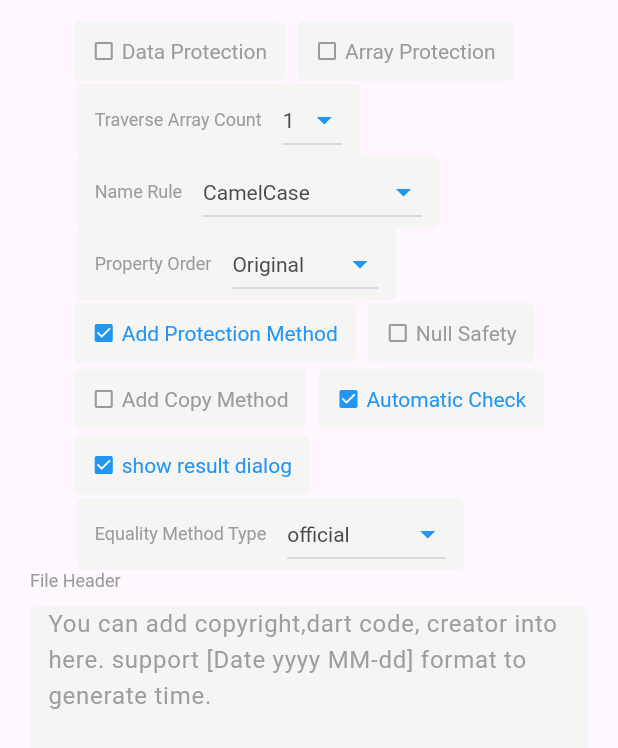
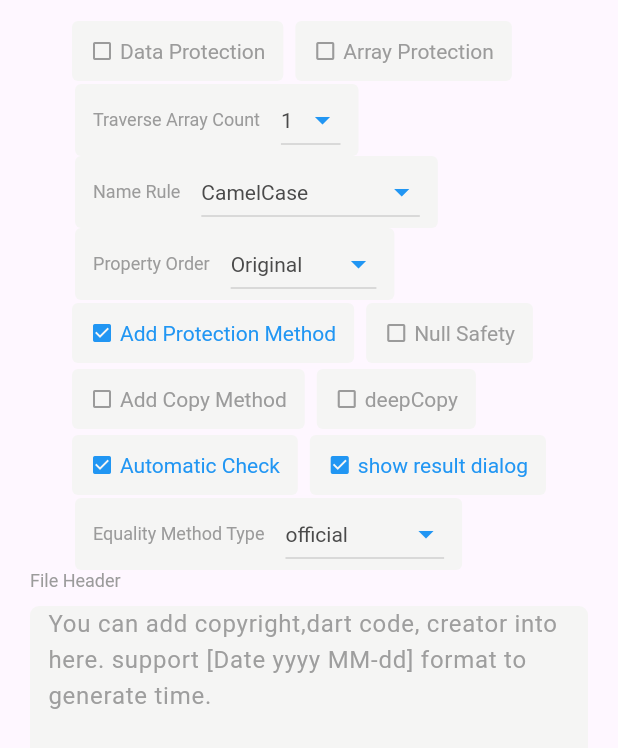
Before and after one commit to fluttercandies/JsonToDart, a Flutter app: the MoreSetting widget shown alone on an empty page, opened directly, on a phone screen of 412 x 824 dp. Shown: the top 748 px of the screen. Run offline on Flutter 3.47's test engine with Material 3 defaults, Android fonts, the phone set to English and light mode, and no system bars; our stand-ins replace dartx, equatable, flutter_smart_dialog, flutter_spinkit, get, hive and 1 more; missing offline and left inert: dart_style, diff_match_patch; accounts and stored records are empty; generated files the repository leaves out were written again; Roboto replaces fonts that are missing (MyraidPro).

Commit message:
Add deepCopy option

```diff
--- a/Flutter/json_to_dart/lib/l10n/app_en.arb
+++ b/Flutter/json_to_dart/lib/l10n/app_en.arb
@@ -61,5 +61,6 @@
     "equalityMethodType":"Equality Method Type",
     "none":"non-generate",
     "official":"official",
-    "equatable":"equatable"
+    "equatable":"equatable",
+    "deepCopy":"deepCopy"
 }
--- a/Flutter/json_to_dart/lib/l10n/app_zh.arb
+++ b/Flutter/json_to_dart/lib/l10n/app_zh.arb
@@ -61,5 +61,6 @@
     "equalityMethodType":"对比相等方法类型",
     "none":"不生成",
     "official":"官方方式",
-    "equatable":"Equatable 的方式"
+    "equatable":"Equatable 的方式",
+    "deepCopy":"深复制"
 }
--- a/Flutter/json_to_dart/lib/l10n/app_zh_Hant.arb
+++ b/Flutter/json_to_dart/lib/l10n/app_zh_Hant.arb
@@ -61,5 +61,6 @@
     "equalityMethodType":"對比相等方法類型",
     "none":"不生成",
     "official":"官方方式",
-    "equatable":"Equatable 的方式"
+    "equatable":"Equatable 的方式",
+    "deepCopy":"深複製"
 }
--- a/Flutter/json_to_dart/lib/models/config.dart
+++ b/Flutter/json_to_dart/lib/models/config.dart
@@ -66,6 +66,8 @@ class ConfigSetting extends Setting<ConfigSetting> {
   @HiveField(20)
   Rx<EqualityMethodType> equalityMethodType = EqualityMethodType.official.obs;
 
+  @HiveField(21)
+  RxBool deepCopy = false.obs;
   @override
   Future<void> init({
     TypeAdapter<ConfigSetting>? adapter,
--- a/Flutter/json_to_dart/lib/models/dart_object.dart
+++ b/Flutter/json_to_dart/lib/models/dart_object.dart
@@ -371,7 +371,8 @@ class DartObject extends DartProperty {
             typeString += '?';
           }
 
-          if (ConfigSetting().addCopyMethod.value) {
+          if (ConfigSetting().addCopyMethod.value &&
+              ConfigSetting().deepCopy.value) {
             if (!ConfigSetting().nullsafety.value || item.nullable) {
               copyProperty += '?';
             }
@@ -404,7 +405,8 @@ class DartObject extends DartProperty {
             }
           }
           setString += ',';
-          if (ConfigSetting().addCopyMethod.value)
+          if (ConfigSetting().addCopyMethod.value &&
+              ConfigSetting().deepCopy.value)
             copyProperty = item.getListCopy(className: className);
         } else {
           setString = DartHelper.setProperty(
--- a/Flutter/json_to_dart/lib/pages/setting.dart
+++ b/Flutter/json_to_dart/lib/pages/setting.dart
@@ -283,6 +283,18 @@ class MoreSetting extends StatelessWidget {
         }),
         Obx(() {
           return StCheckBox(
+            title: appLocalizations.deepCopy,
+            value: ConfigSetting().deepCopy.value,
+            onChanged: (bool value) {
+              if (ConfigSetting().deepCopy.value != value) {
+                ConfigSetting().deepCopy.value = value;
+                ConfigSetting().save();
+              }
+            },
+          );
+        }),
+        Obx(() {
+          return StCheckBox(
             title: appLocalizations.automaticCheck,
             value: ConfigSetting().automaticCheck.value,
             onChanged: (bool value) {
```
Also changed, not shown: Flutter/json_to_dart/pubspec.yaml (+3 -5 lines), Flutter/json_to_dart/lib/models/config.g.dart, 1 other file.
